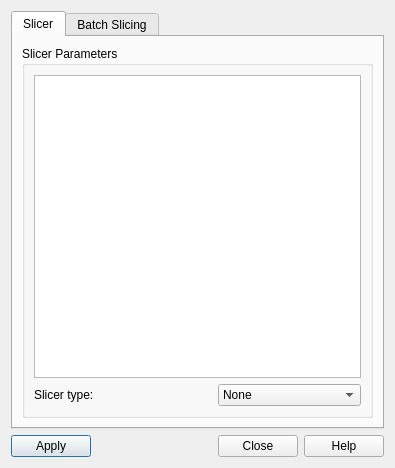
First picture: the form in src/sas/qtgui/Plotting/UI/SlicerParametersUI.ui, repository SasView/sasview, before the edit.
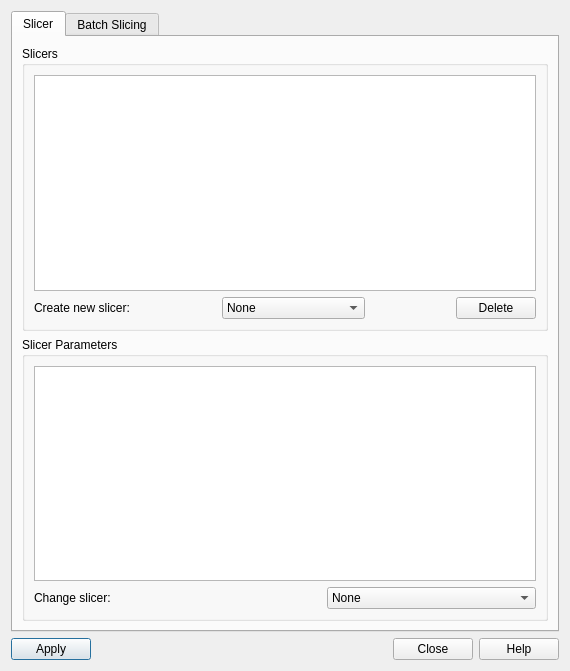
Second picture: the form after the edit. Icons and pictures are not drawn.

Commit message: Adds multiple simultaneous slicers support (#3758)

Patch:
```diff
--- a/src/sas/qtgui/Plotting/UI/SlicerParametersUI.ui
+++ b/src/sas/qtgui/Plotting/UI/SlicerParametersUI.ui
@@ -6,8 +6,8 @@
    <rect>
     <x>0</x>
     <y>0</y>
-    <width>395</width>
-    <height>468</height>
+    <width>570</width>
+    <height>671</height>
    </rect>
   </property>
   <property name="sizePolicy">
@@ -78,7 +78,7 @@
        <string>Slicer</string>
       </attribute>
       <layout class="QGridLayout" name="gridLayout_2">
-       <item row="0" column="0">
+       <item row="1" column="0">
         <widget class="QGroupBox" name="groupBox">
          <property name="sizePolicy">
           <sizepolicy hsizetype="Preferred" vsizetype="MinimumExpanding">
@@ -90,12 +90,22 @@
           <string>Slicer Parameters </string>
          </property>
          <layout class="QGridLayout" name="gridLayout">
-          <item row="1" column="0">
+          <item row="2" column="0">
+           <widget class="QTableView" name="lstParams">
+            <property name="sizePolicy">
+             <sizepolicy hsizetype="MinimumExpanding" vsizetype="MinimumExpanding">
+              <horstretch>0</horstretch>
+              <verstretch>0</verstretch>
+             </sizepolicy>
+            </property>
+           </widget>
+          </item>
+          <item row="3" column="0">
            <layout class="QHBoxLayout" name="horizontalLayout_2">
             <item>
              <widget class="QLabel" name="label">
               <property name="text">
-               <string>Slicer type:</string>
+               <string>Change slicer:</string>
               </property>
              </widget>
             </item>
@@ -113,6 +123,100 @@
              </spacer>
             </item>
             <item>
+             <widget class="QComboBox" name="cbSlicerReplace">
+              <property name="sizePolicy">
+               <sizepolicy hsizetype="MinimumExpanding" vsizetype="Fixed">
+                <horstretch>0</horstretch>
+                <verstretch>0</verstretch>
+               </sizepolicy>
+              </property>
+              <item>
+               <property name="text">
+                <string>None</string>
+               </property>
+              </item>
+              <item>
+               <property name="text">
+                <string>Sector Interactor</string>
+               </property>
+              </item>
+              <item>
+               <property name="text">
+                <string>Annulus Interactor</string>
+               </property>
+              </item>
+              <item>
+               <property name="text">
+                <string>Box Interactor X</string>
+               </property>
+              </item>
+              <item>
+               <property name="text">
+                <string>Box Interactor Y</string>
+               </property>
+              </item>
+              <item>
+               <property name="text">
+                <string>Wedge Interactor Q</string>
+               </property>
+              </item>
+              <item>
+               <property name="text">
+                <string>Wedge Interactor Phi</string>
+               </property>
+              </item>
+             </widget>
+            </item>
+           </layout>
+          </item>
+         </layout>
+        </widget>
+       </item>
+       <item row="0" column="0">
+        <widget class="QGroupBox" name="groupBox_3">
+         <property name="sizePolicy">
+          <sizepolicy hsizetype="Preferred" vsizetype="MinimumExpanding">
+           <horstretch>0</horstretch>
+           <verstretch>0</verstretch>
+          </sizepolicy>
+         </property>
+         <property name="title">
+          <string>Slicers</string>
+         </property>
+         <layout class="QVBoxLayout" name="verticalLayout_slicers">
+          <item>
+           <widget class="QListWidget" name="lstSlicers">
+            <property name="sizePolicy">
+             <sizepolicy hsizetype="MinimumExpanding" vsizetype="Expanding">
+              <horstretch>0</horstretch>
+              <verstretch>0</verstretch>
+             </sizepolicy>
+            </property>
+           </widget>
+          </item>
+          <item>
+           <layout class="QHBoxLayout" name="horizontalLayout_create">
+            <item>
+             <widget class="QLabel" name="lblSlicerCreate">
+              <property name="text">
+               <string>Create new slicer:</string>
+              </property>
+             </widget>
+            </item>
+            <item>
+             <spacer name="horizontalSpacer_create">
+              <property name="orientation">
+               <enum>Qt::Horizontal</enum>
+              </property>
+              <property name="sizeHint" stdset="0">
+               <size>
+                <width>40</width>
+                <height>20</height>
+               </size>
+              </property>
+             </spacer>
+            </item>
+            <item>
              <widget class="QComboBox" name="cbSlicer">
               <property name="sizePolicy">
                <sizepolicy hsizetype="MinimumExpanding" vsizetype="Fixed">
@@ -157,18 +261,28 @@
               </item>
              </widget>
             </item>
+            <item>
+             <spacer name="horizontalSpacer_3">
+              <property name="orientation">
+               <enum>Qt::Horizontal</enum>
+              </property>
+              <property name="sizeHint" stdset="0">
+               <size>
+                <width>40</width>
+                <height>20</height>
+               </size>
+              </property>
+             </spacer>
+            </item>
+            <item>
+             <widget class="QPushButton" name="cmdDelete">
+              <property name="text">
+               <string>Delete</string>
+              </property>
+             </widget>
+            </item>
            </layout>
           </item>
-          <item row="0" column="0">
-           <widget class="QTableView" name="lstParams">
-            <property name="sizePolicy">
-             <sizepolicy hsizetype="MinimumExpanding" vsizetype="MinimumExpanding">
-              <horstretch>0</horstretch>
-              <verstretch>0</verstretch>
-             </sizepolicy>
-            </property>
-           </widget>
-          </item>
          </layout>
         </widget>
        </item>
```
Left out of the diff: 2 changed lines with no effect on the pictures. The commit also changes 13 other files.
